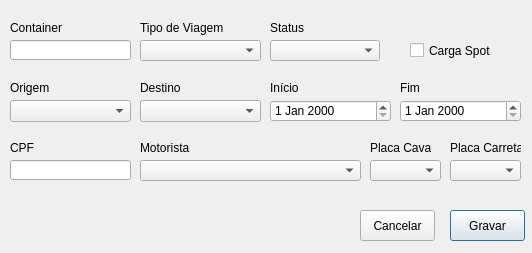
Old version of the form GUI/EditarViagem/EditarViagem.ui in the repository Aniroth/WM-Lages.
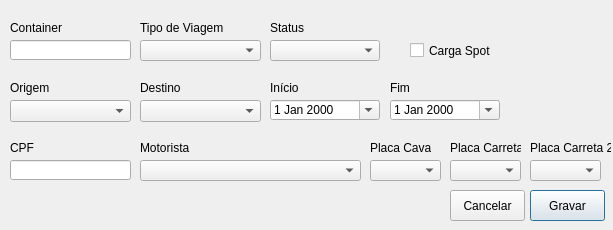
New version of the form.

```diff
--- a/GUI/EditarViagem/EditarViagem.ui
+++ b/GUI/EditarViagem/EditarViagem.ui
@@ -6,8 +6,8 @@
    <rect>
     <x>0</x>
     <y>0</y>
-    <width>532</width>
-    <height>253</height>
+    <width>613</width>
+    <height>230</height>
    </rect>
   </property>
   <property name="sizePolicy">
@@ -88,16 +88,6 @@
     <string>Destino</string>
    </property>
   </widget>
-  <widget class="QDateEdit" name="DATE_Inicio">
-   <property name="geometry">
-    <rect>
-     <x>270</x>
-     <y>100</y>
-     <width>121</width>
-     <height>22</height>
-    </rect>
-   </property>
-  </widget>
   <widget class="QLabel" name="LBL_Inicio">
    <property name="geometry">
     <rect>
@@ -111,20 +101,10 @@
     <string>Início</string>
    </property>
   </widget>
-  <widget class="QDateEdit" name="DATE_Fim">
-   <property name="geometry">
-    <rect>
-     <x>400</x>
-     <y>100</y>
-     <width>121</width>
-     <height>22</height>
-    </rect>
-   </property>
-  </widget>
   <widget class="QLabel" name="LBL_Fim">
    <property name="geometry">
     <rect>
-     <x>400</x>
+     <x>390</x>
      <y>80</y>
      <width>121</width>
      <height>16</height>
@@ -212,8 +192,8 @@
   <widget class="QPushButton" name="PBT_Gravar">
    <property name="geometry">
     <rect>
-     <x>450</x>
-     <y>210</y>
+     <x>530</x>
+     <y>190</y>
      <width>75</width>
      <height>31</height>
     </rect>
@@ -225,8 +205,8 @@
   <widget class="QPushButton" name="PBT_Cancelar">
    <property name="geometry">
     <rect>
-     <x>360</x>
-     <y>210</y>
+     <x>450</x>
+     <y>190</y>
      <width>75</width>
      <height>31</height>
     </rect>
@@ -311,6 +291,91 @@
     </rect>
    </property>
   </widget>
+  <widget class="QLabel" name="LBL_Carreta_2">
+   <property name="geometry">
+    <rect>
+     <x>530</x>
+     <y>140</y>
+     <width>81</width>
+     <height>16</height>
+    </rect>
+   </property>
+   <property name="text">
+    <string>Placa Carreta 2</string>
+   </property>
+  </widget>
+  <widget class="QComboBox" name="CBX_Carreta_2">
+   <property name="geometry">
+    <rect>
+     <x>530</x>
+     <y>160</y>
+     <width>71</width>
+     <height>21</height>
+    </rect>
+   </property>
+  </widget>
+  <widget class="QDateEdit" name="DATE_Inicio">
+   <property name="geometry">
+    <rect>
+     <x>270</x>
+     <y>100</y>
+     <width>110</width>
+     <height>20</height>
+    </rect>
+   </property>
+   <property name="sizePolicy">
+    <sizepolicy hsizetype="Fixed" vsizetype="Fixed">
+     <horstretch>0</horstretch>
+     <verstretch>0</verstretch>
+    </sizepolicy>
+   </property>
+   <property name="minimumSize">
+    <size>
+     <width>110</width>
+     <height>0</height>
+    </size>
+   </property>
+   <property name="maximumSize">
+    <size>
+     <width>110</width>
+     <height>16777215</height>
+    </size>
+   </property>
+   <property name="calendarPopup">
+    <bool>true</bool>
+   </property>
+  </widget>
+  <widget class="QDateEdit" name="DATE_Fim">
+   <property name="geometry">
+    <rect>
+     <x>390</x>
+     <y>100</y>
+     <width>110</width>
+     <height>20</height>
+    </rect>
+   </property>
+   <property name="sizePolicy">
+    <sizepolicy hsizetype="Fixed" vsizetype="Fixed">
+     <horstretch>0</horstretch>
+     <verstretch>0</verstretch>
+    </sizepolicy>
+   </property>
+   <property name="minimumSize">
+    <size>
+     <width>110</width>
+     <height>0</height>
+    </size>
+   </property>
+   <property name="maximumSize">
+    <size>
+     <width>110</width>
+     <height>16777215</height>
+    </size>
+   </property>
+   <property name="calendarPopup">
+    <bool>true</bool>
+   </property>
+  </widget>
  </widget>
  <resources/>
  <connections/>
```
